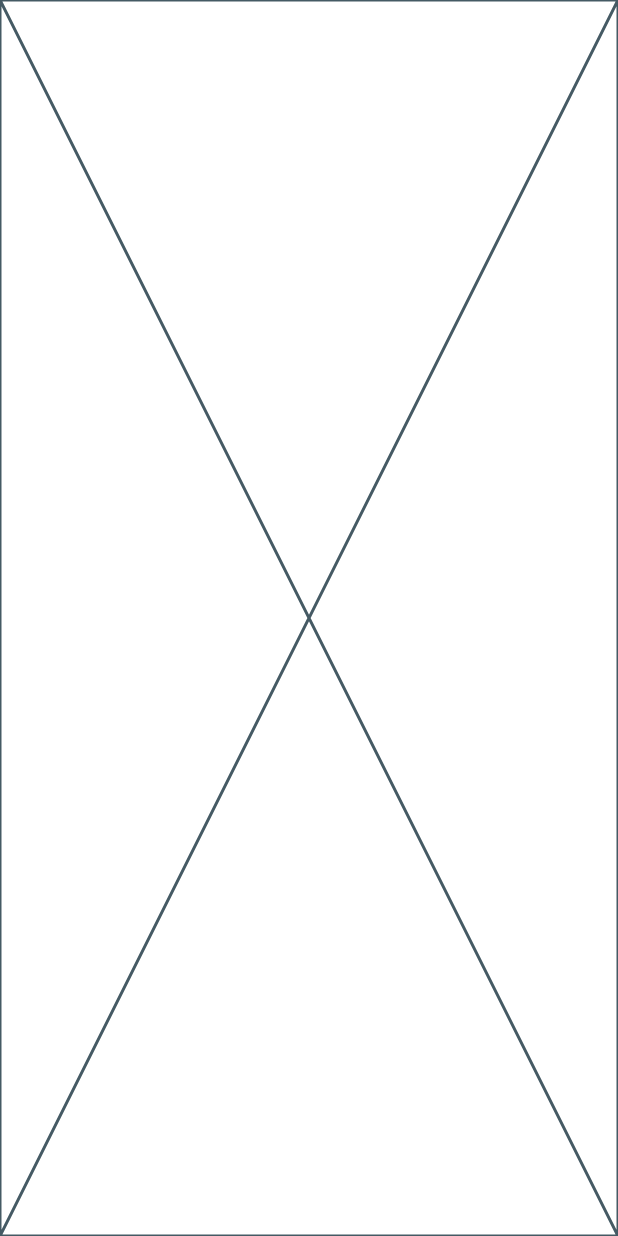
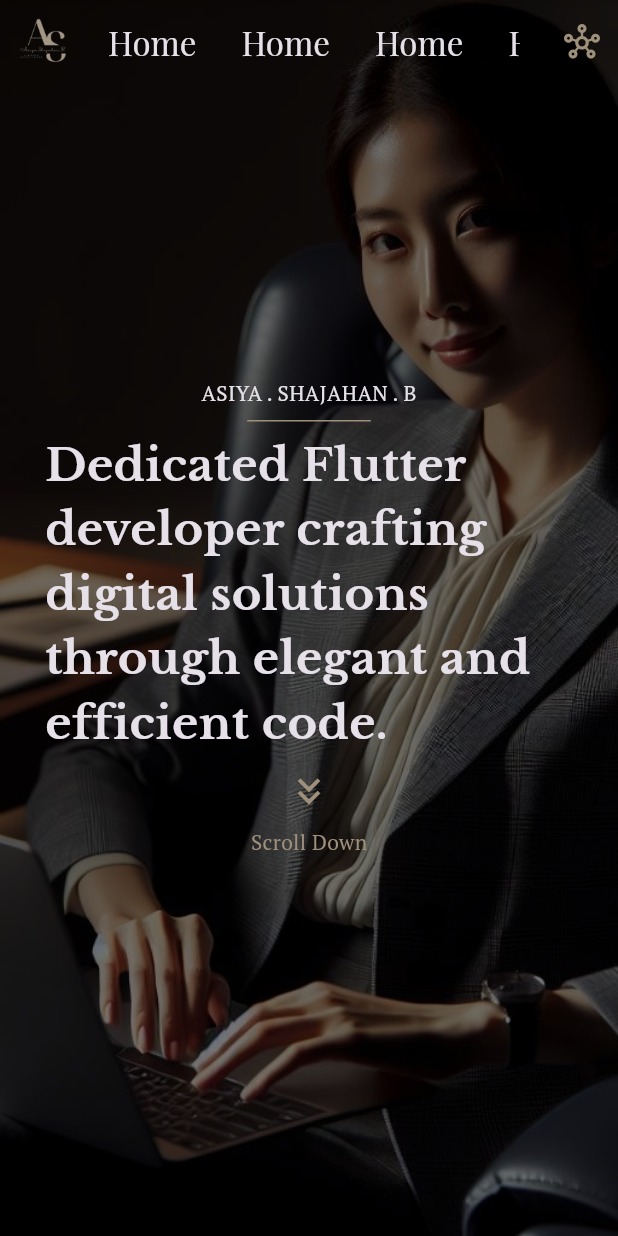
Before and after one commit to TheAsiyaS/Personal_website, a Flutter app: the screen it shows after launch, on a phone screen of 412 x 824 dp. Run offline on Flutter 3.47's test engine with Material 3 defaults, Android fonts, the phone set to English and light mode, and no system bars; our stand-ins replace google_fonts.

Commit message:
Front page website done [ui]

```diff
--- a/lib/Common/Colors&Size.dart
+++ b/lib/Common/Colors&Size.dart
@@ -4,7 +4,7 @@ const kblack = Colors.black;
 const kwhite = Colors.white;
 const kgrey = Colors.grey;
 const kblueGrey = Colors.blueGrey;
-const kTollens = Color.fromARGB(255, 152, 125, 85);
+const kTollens = Color.fromARGB(255, 158, 144, 123);
 const ktransparent = Colors.transparent;
 const kred = Colors.red;
 const w2 = SizedBox(
--- /dev/null
+++ b/lib/Presentation/HomePage.dart
@@ -0,0 +1,10 @@
+import 'package:flutter/material.dart';
+
+class HomePage extends StatelessWidget {
+  const HomePage({super.key});
+
+  @override
+  Widget build(BuildContext context) {
+    return const Placeholder();
+  }
+}
--- /dev/null
+++ b/lib/Presentation/Widget/ConatinerWidget.dart
@@ -0,0 +1,23 @@
+import 'package:flutter/material.dart';
+
+class ContainerWidget extends StatelessWidget {
+  const ContainerWidget(
+      {super.key,
+      required this.height,
+      required this.width,
+      required this.widget,
+      required this.boxdecoration});
+  final double height;
+  final double width;
+  final Widget widget;
+  final BoxDecoration boxdecoration;
+  @override
+  Widget build(BuildContext context) {
+    return Container(
+      height: height,
+      width: width,
+      decoration: boxdecoration,
+      child: widget,
+    );
+  }
+}
--- a/lib/main.dart
+++ b/lib/main.dart
@@ -1,4 +1,7 @@
 import 'package:flutter/material.dart';
+import 'package:personal_website/Common/Colors&Size.dart';
+import 'package:personal_website/Presentation/Widget/ConatinerWidget.dart';
+import 'package:google_fonts/google_fonts.dart';
 
 void main() {
   runApp(const MyApp());
@@ -14,18 +17,103 @@ class MyApp extends StatelessWidget {
     return MaterialApp(
       debugShowCheckedModeBanner: false,
       theme: ThemeData(
+        scaffoldBackgroundColor: kblack,
+        brightness: Brightness.dark,
         useMaterial3: true,
       ),
-      home: const HomePage(),
+      home: const Home(),
     );
   }
 }
-class HomePage extends StatelessWidget {
-  const HomePage({super.key});
+
+class Home extends StatelessWidget {
+  const Home({super.key});
 
   @override
   Widget build(BuildContext context) {
-    return const Placeholder();
+    final size = MediaQuery.of(context).size;
+    return Scaffold(
+      extendBodyBehindAppBar: true,
+      appBar: AppBar(
+        backgroundColor: ktransparent,
+        centerTitle: true,
+        leading: const ContainerWidget(
+            height: 70,
+            width: 70,
+            widget: h10,
+            boxdecoration: BoxDecoration(
+                image: DecorationImage(
+                    image: AssetImage('asset/Logo.png'), fit: BoxFit.cover))),
+        title: SizedBox(
+          height: 50,
+          width: size.width / 1.5,
+          child: ListView.separated(
+              scrollDirection: Axis.horizontal,
+              itemBuilder: (context, index) {
+                return Center(
+                    child: Text(
+                  'Home',
+                  style: GoogleFonts.playfairDisplay(),
+                ));
+              },
+              separatorBuilder: (context, index) {
+                return w30;
+              },
+              itemCount: 5),
+        ),
+        actions: [
+          IconButton(
+              onPressed: () {},
+              icon: const Icon(
+                Icons.hub_outlined,
+                color: kTollens,
+              ))
+        ],
+      ),
+      body: ContainerWidget(
+          height: size.height,
+          width: size.width,
+          boxdecoration: const BoxDecoration(
+              image: DecorationImage(
+                  image: AssetImage('asset/HomeImage.jpg'), fit: BoxFit.cover)),
+          widget: Container(
+            color: const Color.fromARGB(136, 0, 0, 0),
+            child: Column(
+              mainAxisAlignment: MainAxisAlignment.center,
+              crossAxisAlignment: CrossAxisAlignment.center,
+              children: [
+                Text(
+                  'ASIYA . SHAJAHAN . B',
+                  style: GoogleFonts.ptSerif(),
+                ),
+                Divider(
+                  color: kTollens,
+                  endIndent: size.width / 2.5,
+                  indent: size.width /  2.5,
+                ),
+                Padding(
+                  padding: const EdgeInsets.only(left: 30),
+                  child: Text(
+                    'Dedicated Flutter developer crafting digital solutions through elegant and efficient code.',
+                    style: GoogleFonts.libreBaskerville(
+                        fontWeight: FontWeight.w800, fontSize: 30),
+                  ),
+                ),
+                 IconButton(
+              onPressed: () {},
+              icon: const Icon(
+                Icons.keyboard_double_arrow_down,
+                size: 30,
+                color: kTollens,
+              )),
+               Text(
+                  'Scroll Down',
+                  style: GoogleFonts.ptSerif(color: kTollens),
+                ),
+              ],
+            ),
+          )),
+    );
   }
 }
 //https://img.freepik.com/premium-photo/website-header-portrait-gorgeous-smiling-young-female-using-laptop-computer-workplace-side_386167-6922.jpg
--- a/pubspec.yaml
+++ b/pubspec.yaml
@@ -35,6 +35,7 @@ dependencies:
   # The following adds the Cupertino Icons font to your application.
   # Use with the CupertinoIcons class for iOS style icons.
   cupertino_icons: ^1.0.2
+  google_fonts: ^6.1.0
 
 dev_dependencies:
   flutter_test:
@@ -61,7 +62,7 @@ flutter:
   # To add assets to your application, add an assets section, like this:
   assets:
     - asset/HomeImage.jpg
-
+    - asset/Logo.png
 
   # An image asset can refer to one or more resolution-specific "variants", see
   # https://flutter.dev/assets-and-images/#resolution-aware
```
Also changed, not shown: asset/Logo.png (added), pubspec.lock, 1 other file.
